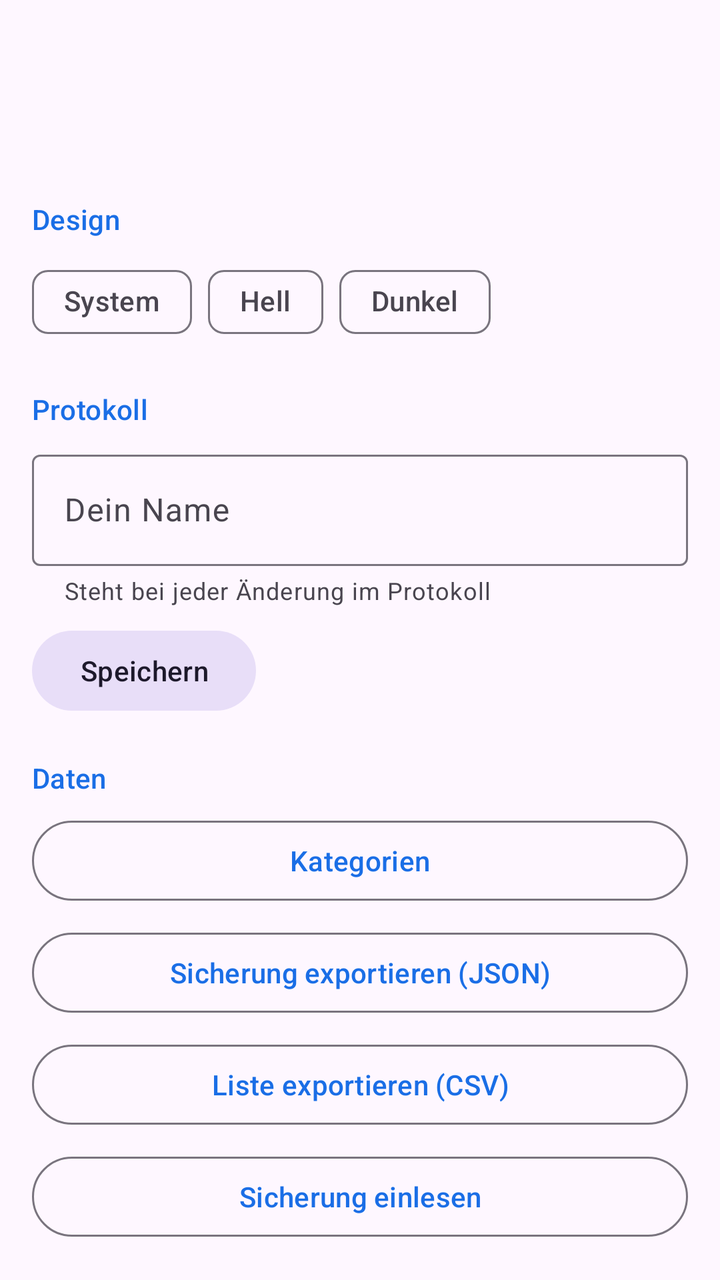
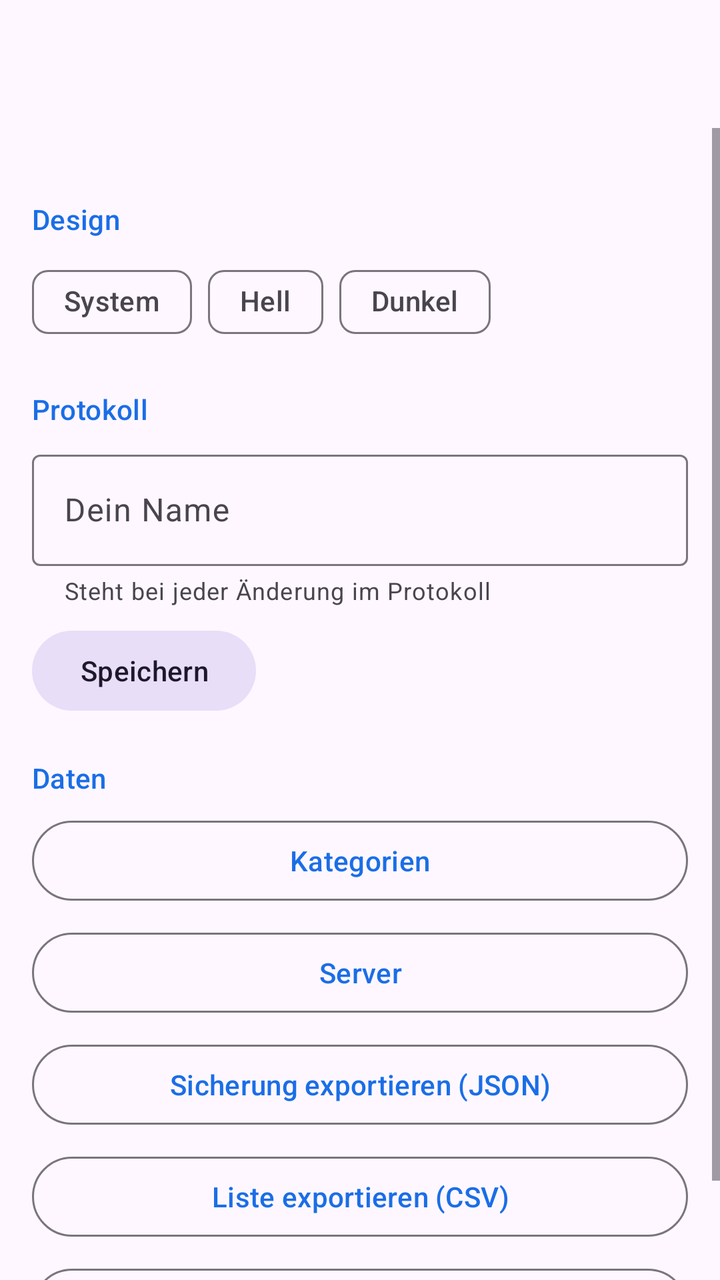

Screens rendered from an Android XML layout before and after an edit, with the pre-edit source and the edit as a unified diff.
<!-- AndroidManifest.xml: application theme Theme.TagStock -->
<!-- res/layout/activity_einstellungen.xml -->
<?xml version="1.0" encoding="utf-8"?>
<LinearLayout xmlns:android="http://schemas.android.com/apk/res/android"
    xmlns:app="http://schemas.android.com/apk/res-auto"
    android:layout_width="match_parent"
    android:layout_height="match_parent"
    android:orientation="vertical">

    <com.google.android.material.appbar.MaterialToolbar
        android:id="@+id/toolbar"
        android:layout_width="match_parent"
        android:layout_height="?attr/actionBarSize"
        android:background="?attr/colorSurface" />

    <ScrollView
        android:layout_width="match_parent"
        android:layout_height="0dp"
        android:layout_weight="1">

        <LinearLayout
            android:layout_width="match_parent"
            android:layout_height="wrap_content"
            android:orientation="vertical"
            android:padding="16dp">

            <TextView
                style="@style/Widget.TagStock.Abschnitt"
                android:text="@string/einstellungen_design" />

            <com.google.android.material.chip.ChipGroup
                android:layout_width="match_parent"
                android:layout_height="wrap_content"
                app:selectionRequired="true"
                app:singleSelection="true">

                <com.google.android.material.chip.Chip
                    android:id="@+id/chipDesignSystem"
                    style="@style/Widget.Material3.Chip.Filter"
                    android:layout_width="wrap_content"
                    android:layout_height="wrap_content"
                    android:text="@string/design_system" />

                <com.google.android.material.chip.Chip
                    android:id="@+id/chipDesignHell"
                    style="@style/Widget.Material3.Chip.Filter"
                    android:layout_width="wrap_content"
                    android:layout_height="wrap_content"
                    android:text="@string/design_hell" />

                <com.google.android.material.chip.Chip
                    android:id="@+id/chipDesignDunkel"
                    style="@style/Widget.Material3.Chip.Filter"
                    android:layout_width="wrap_content"
                    android:layout_height="wrap_content"
                    android:text="@string/design_dunkel" />
            </com.google.android.material.chip.ChipGroup>

            <TextView
                style="@style/Widget.TagStock.Abschnitt"
                android:text="@string/einstellungen_protokoll" />

            <com.google.android.material.textfield.TextInputLayout
                style="@style/Widget.Material3.TextInputLayout.OutlinedBox"
                android:layout_width="match_parent"
                android:layout_height="wrap_content"
                android:hint="@string/einstellungen_nutzer"
                app:helperText="@string/einstellungen_nutzer_hilfe">

                <com.google.android.material.textfield.TextInputEditText
                    android:id="@+id/editNutzer"
                    android:layout_width="match_parent"
                    android:layout_height="wrap_content"
                    android:inputType="textCapWords"
                    android:maxLines="1" />
            </com.google.android.material.textfield.TextInputLayout>

            <com.google.android.material.button.MaterialButton
                android:id="@+id/buttonNutzerSpeichern"
                style="@style/Widget.Material3.Button.TonalButton"
                android:layout_width="wrap_content"
                android:layout_height="wrap_content"
                android:layout_marginTop="8dp"
                android:text="@string/action_save" />

            <TextView
                style="@style/Widget.TagStock.Abschnitt"
                android:text="@string/einstellungen_daten" />

            <com.google.android.material.button.MaterialButton
                android:id="@+id/buttonKategorien"
                style="@style/Widget.Material3.Button.OutlinedButton"
                android:layout_width="match_parent"
                android:layout_height="wrap_content"
                android:text="@string/kategorien_titel" />

            <com.google.android.material.button.MaterialButton
                android:id="@+id/buttonExportJson"
                style="@style/Widget.Material3.Button.OutlinedButton"
                android:layout_width="match_parent"
                android:layout_height="wrap_content"
                android:layout_marginTop="8dp"
                android:text="@string/export_json" />

            <com.google.android.material.button.MaterialButton
                android:id="@+id/buttonExportCsv"
                style="@style/Widget.Material3.Button.OutlinedButton"
                android:layout_width="match_parent"
                android:layout_height="wrap_content"
                android:layout_marginTop="8dp"
                android:text="@string/export_csv" />

            <com.google.android.material.button.MaterialButton
                android:id="@+id/buttonImport"
                style="@style/Widget.Material3.Button.OutlinedButton"
                android:layout_width="match_parent"
                android:layout_height="wrap_content"
                android:layout_marginTop="8dp"
                android:text="@string/import_aktion" />
        </LinearLayout>
    </ScrollView>
</LinearLayout>
<!-- resources referenced by this layout -->
<resources>
  <string name="action_save">Speichern</string>
  <string name="design_dunkel">Dunkel</string>
  <string name="design_hell">Hell</string>
  <string name="design_system">System</string>
  <string name="einstellungen_daten">Daten</string>
  <string name="einstellungen_design">Design</string>
  <string name="einstellungen_nutzer">Dein Name</string>
  <string name="einstellungen_nutzer_hilfe">Steht bei jeder Änderung im Protokoll</string>
  <string name="einstellungen_protokoll">Protokoll</string>
  <string name="export_csv">Liste exportieren (CSV)</string>
  <string name="export_json">Sicherung exportieren (JSON)</string>
  <string name="import_aktion">Sicherung einlesen</string>
  <string name="kategorien_titel">Kategorien</string>
  <style name="Widget.TagStock.Abschnitt" parent="">
          <item name="android:layout_width">match_parent</item>
          <item name="android:layout_height">wrap_content</item>
          <item name="android:layout_marginTop">20dp</item>
          <item name="android:layout_marginBottom">8dp</item>
          <item name="android:textAppearance">?attr/textAppearanceTitleSmall</item>
          <item name="android:textColor">?attr/colorPrimary</item>
      </style>
  <style name="Theme.TagStock" parent="Theme.Material3.DayNight.NoActionBar">
          <item name="colorPrimary">@color/brand_primary</item>
          <item name="colorOnPrimary">@color/white</item>
          <item name="colorSecondary">@color/brand_hell</item>
          <item name="colorOnSecondary">@color/white</item>
          <item name="android:statusBarColor">?attr/colorSurface</item>
          <item name="android:windowLightStatusBar">
              @bool/heller_statusbalken
          </item>
      </style>
  <color name="brand_primary">#1A6EE6</color>
  <color name="white">#FFFFFFFF</color>
  <color name="brand_hell">#478BEB</color>
</resources>

<!-- the commit's change to res/layout/activity_einstellungen.xml (unified diff, before → after) -->
@@ -93,6 +93,14 @@
                 android:text="@string/kategorien_titel" />
 
             <com.google.android.material.button.MaterialButton
+                android:id="@+id/buttonServer"
+                style="@style/Widget.Material3.Button.OutlinedButton"
+                android:layout_width="match_parent"
+                android:layout_height="wrap_content"
+                android:layout_marginTop="8dp"
+                android:text="@string/server_titel" />
+
+            <com.google.android.material.button.MaterialButton
                 android:id="@+id/buttonExportJson"
                 style="@style/Widget.Material3.Button.OutlinedButton"
                 android:layout_width="match_parent"
<!-- resource entries referenced after the edit -->
@@ -13,6 +13,7 @@
   <string name="export_json">Sicherung exportieren (JSON)</string>
   <string name="import_aktion">Sicherung einlesen</string>
   <string name="kategorien_titel">Kategorien</string>
+  <string name="server_titel">Server</string>
   <style name="Widget.TagStock.Abschnitt" parent="">
           <item name="android:layout_width">match_parent</item>
           <item name="android:layout_height">wrap_content</item>
